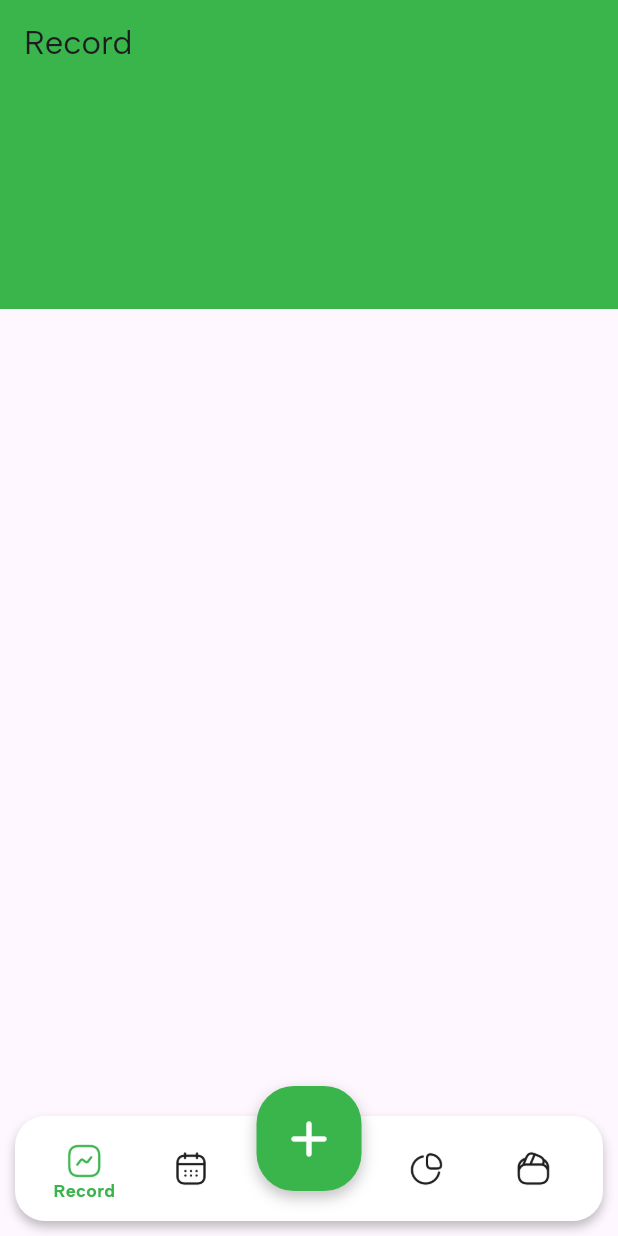
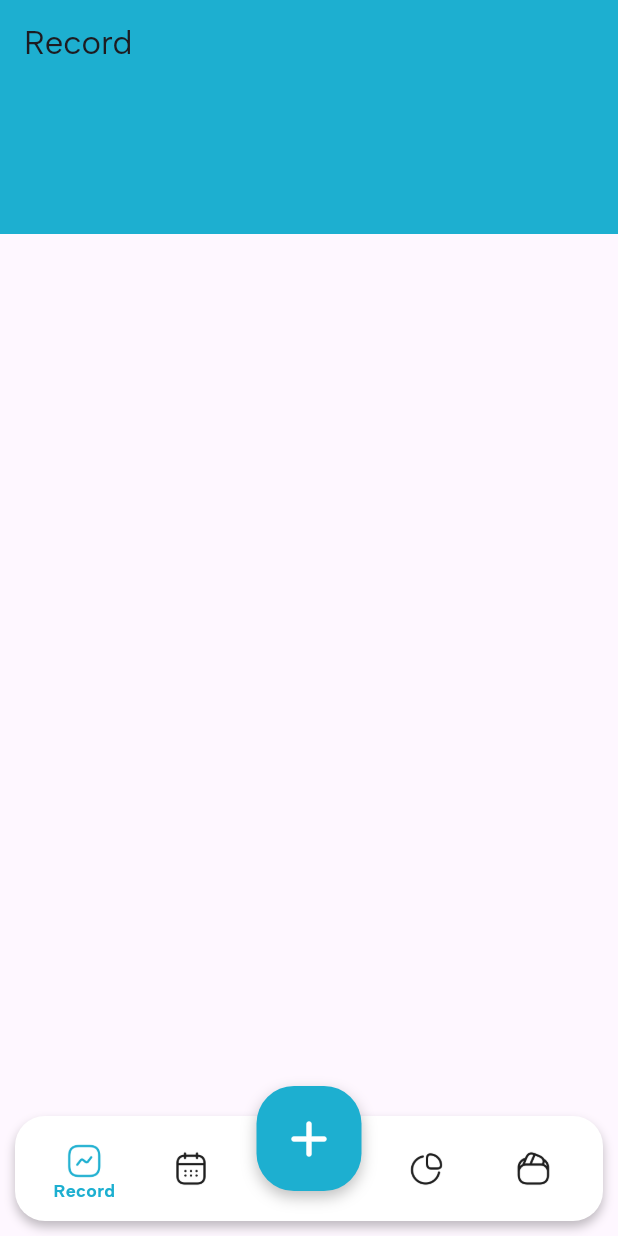
Before and after one commit to aobalitaan/kita, a Flutter app: the screen it shows after launch, on a phone screen of 412 x 824 dp. Run offline on Flutter 3.47's test engine with Material 3 defaults, Android fonts, the phone set to English and light mode, and no system bars.

```diff
--- a/lib/screens/record.dart
+++ b/lib/screens/record.dart
@@ -20,7 +20,7 @@ class _RecordState extends State<Record> {
         child: Column(
           children: [
             Container(
-              height: 150,
+              height: 100,
               color: Styles.color_accent, // You can customize the container
             ),
             // Add more widgets as needed here
--- a/lib/styles.dart
+++ b/lib/styles.dart
@@ -4,7 +4,8 @@ class Styles {
   static Color color_backdrop = const Color(0xFFDBDADA);
   static Color color_mainbody = const Color(0xFFFFFFFF);
   static Color color_text = const Color(0xFF1E1E1E);
-  static Color color_accent = const Color(0xFF39B54C);
+  // static Color color_accent = const Color(0xFF39B54C);
+  static Color color_accent = const Color.fromARGB(255, 29, 175, 208);
 
   static String font = 'AlbertSans';
 
```
Also changed, not shown: lib/main.dart (+1 -14 lines).
